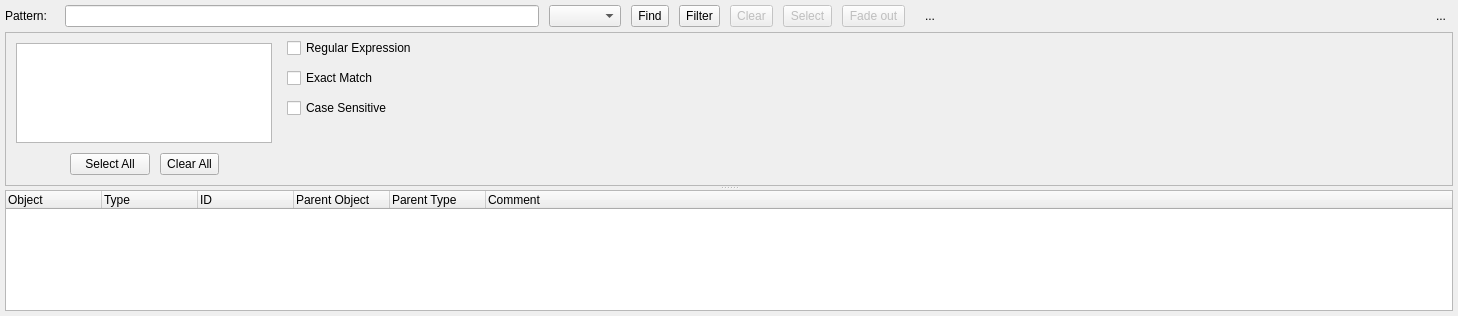
This is libs/libgui/ui/widgets/objectfinderwidget.ui in pgmodeler/pgmodeler as Qt 5 draws it before an edit. The edited form follows.
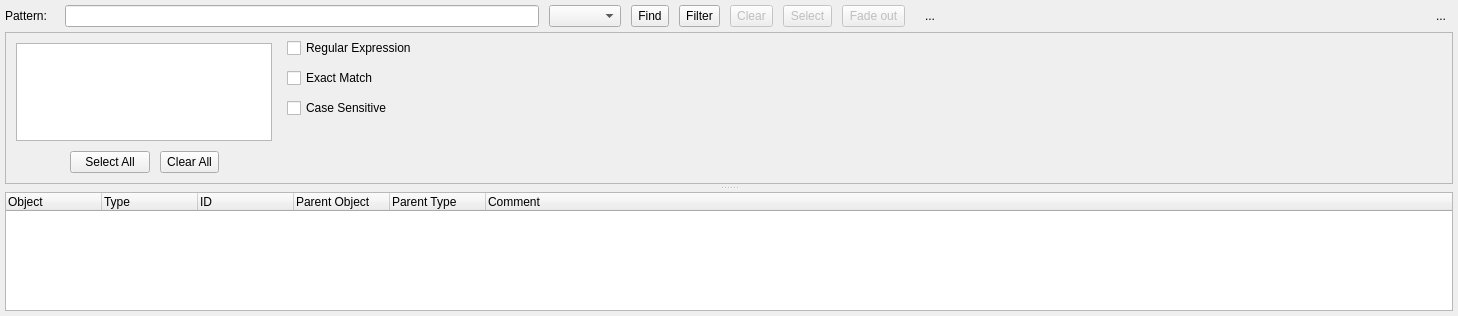
This is the edited form. Icons and pictures are not drawn.

```diff
--- a/libs/libgui/ui/widgets/objectfinderwidget.ui
+++ b/libs/libgui/ui/widgets/objectfinderwidget.ui
@@ -325,6 +325,9 @@
      <property name="orientation">
       <enum>Qt::Vertical</enum>
      </property>
+     <property name="handleWidth">
+      <number>8</number>
+     </property>
      <property name="childrenCollapsible">
       <bool>false</bool>
      </property>
```
